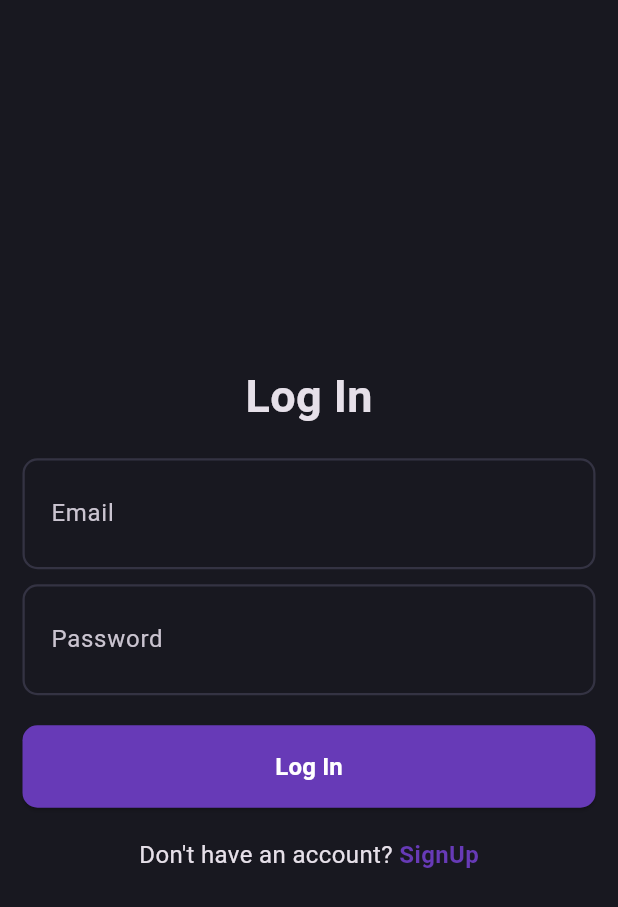
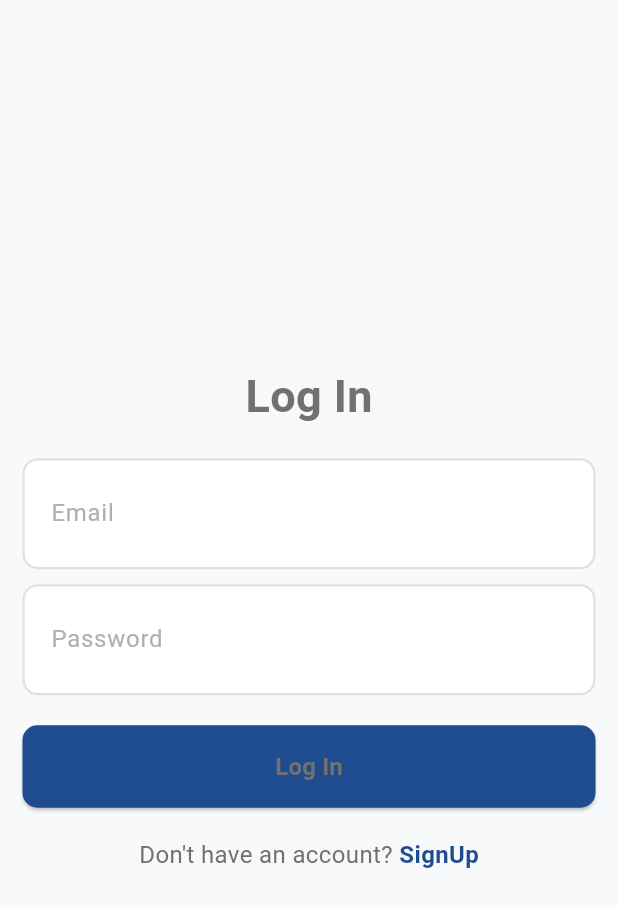
Before and after one commit to SherazArshad001/EstateVerify, a Flutter app: the screen it shows after launch, on a phone screen of 412 x 824 dp. Shown: the top 907 px of the screen. Run offline on Flutter 3.47's test engine with Material 3 defaults, Android fonts, the phone set to English and light mode, and no system bars; our stand-ins replace bloc, equatable, firebase_auth, firebase_core, flutter_bloc, fpdart and 1 more; accounts and stored records are empty.

Commit message:
App Theme Set

```diff
--- /dev/null
+++ b/lib/core/common/appbar.dart
@@ -0,0 +1,44 @@
+import 'package:flutter/material.dart';
+import 'package:real_estate_app/core/theme/app_pallet.dart';
+
+class EstateVerifyAppBar extends StatelessWidget
+    implements PreferredSizeWidget {
+  const EstateVerifyAppBar({super.key});
+
+  @override
+  Widget build(BuildContext context) {
+    final theme = Theme.of(context);
+
+    return AppBar(
+      backgroundColor: theme.colorScheme.surface,
+      elevation: 0,
+      title: const Text(
+        "EstateVerify",
+        style: TextStyle(
+          fontWeight: FontWeight.bold,
+        ),
+      ),
+      centerTitle: true,
+      leading: IconButton(
+        icon: Icon(
+          Icons.home,
+          color: AppPalette.btnColor,
+        ),
+        onPressed: () {},
+      ),
+      actions: [
+        Builder(
+          builder: (context) {
+            return IconButton(
+              icon: const Icon(Icons.menu),
+              onPressed: () => Scaffold.of(context).openDrawer(),
+            );
+          },
+        ),
+      ],
+    );
+  }
+
+  @override
+  Size get preferredSize => const Size.fromHeight(kToolbarHeight);
+}
--- a/lib/core/theme/app_pallet.dart
+++ b/lib/core/theme/app_pallet.dart
@@ -1,15 +1,21 @@
 import 'package:flutter/material.dart';
 
-class AppPallete {
-  static const Color backgroundColor = Color.fromRGBO(24, 24, 32, 1);
-  static const Color gradient1 = Color.fromRGBO(187, 63, 221, 1);
-  static const Color gradient2 = Color.fromRGBO(251, 109, 169, 1);
-  static const Color gradient3 = Color.fromRGBO(255, 159, 124, 1);
-  static const Color borderColor = Color.fromRGBO(52, 51, 67, 1);
-  static const Color whiteColor = Colors.white;
-  static const Color greyColor = Colors.grey;
-  static const Color errorColor = Colors.redAccent;
-  static const Color btnColor = Colors.deepPurple;
+class AppPalette {
+  static const Color btnColor = Color(0xFF1F4B8F); // Deep Blue
+  static const Color secondary = Color(0xFFEC4E4E); // Vibrant Red
+  static const Color accent = Color(0xFFF5A623); // Warm Orange
 
-  static const Color transparentColor = Colors.transparent;
+  static const Color backgroundColor =
+      Color(0xFFF8F9FB); // Light Grayish Background
+  static const Color surface = Color(0xFFFFFFFF); // Pure White for Cards
+
+  static const Color textPrimary = Color(0xFF1D1E20); // Dark Text
+  static const Color textSecondary = Color(0xFF717171); // Muted Gray
+  static const Color textHint = Color(0xFFB0B0B0); // Placeholder Gray
+
+  static const Color success = Color(0xFF2DCA73); // Green for Success
+  static const Color warning = Color(0xFFFFC107); // Yellow for Warnings
+  static const Color errorColor = Color(0xFFD32F2F); // Red for Errors
+
+  static const Color borderColor = Color(0xFFE0E0E0); // Light Border Gray
 }
--- a/lib/core/theme/theme.dart
+++ b/lib/core/theme/theme.dart
@@ -2,7 +2,73 @@ import 'package:flutter/material.dart';
 import 'package:real_estate_app/core/theme/app_pallet.dart';
 
 class AppTheme {
-  static final darkThemeMode = ThemeData.dark().copyWith(
-    scaffoldBackgroundColor: AppPallete.backgroundColor,
+  // Light Theme
+  static final ThemeData lightTheme = ThemeData(
+    brightness: Brightness.light,
+    primaryColor: AppPalette.btnColor,
+    scaffoldBackgroundColor: AppPalette.backgroundColor,
+    cardColor: AppPalette.surface,
+    iconTheme: const IconThemeData(color: AppPalette.textPrimary),
+    textTheme: const TextTheme(
+      bodyLarge: TextStyle(color: AppPalette.textPrimary),
+      bodyMedium: TextStyle(color: AppPalette.textSecondary),
+      bodySmall: TextStyle(color: AppPalette.textHint),
+    ),
+    elevatedButtonTheme: ElevatedButtonThemeData(
+      style: ElevatedButton.styleFrom(
+        backgroundColor: AppPalette.btnColor,
+        foregroundColor: Colors.white,
+      ),
+    ),
+    inputDecorationTheme: InputDecorationTheme(
+      filled: true,
+      fillColor: AppPalette.surface,
+      hintStyle: const TextStyle(color: AppPalette.textHint),
+      border: OutlineInputBorder(
+        borderSide: BorderSide(color: AppPalette.borderColor),
+        borderRadius: BorderRadius.circular(8),
+      ),
+    ),
+    colorScheme: ColorScheme.light(
+      primary: AppPalette.btnColor,
+      secondary: AppPalette.secondary,
+      surface: AppPalette.surface,
+      error: AppPalette.errorColor,
+    ),
+  );
+
+  // Dark Theme
+  static final ThemeData darkTheme = ThemeData(
+    brightness: Brightness.dark,
+    primaryColor: AppPalette.btnColor,
+    scaffoldBackgroundColor: Colors.black,
+    cardColor: const Color(0xFF121212), // Darker surface color
+    iconTheme: const IconThemeData(color: Colors.white),
+    textTheme: const TextTheme(
+      bodyLarge: TextStyle(color: Colors.white),
+      bodyMedium: TextStyle(color: AppPalette.textSecondary),
+      bodySmall: TextStyle(color: AppPalette.textHint),
+    ),
+    elevatedButtonTheme: ElevatedButtonThemeData(
+      style: ElevatedButton.styleFrom(
+        backgroundColor: AppPalette.btnColor,
+        foregroundColor: Colors.white,
+      ),
+    ),
+    inputDecorationTheme: InputDecorationTheme(
+      filled: true,
+      fillColor: const Color(0xFF1E1E1E),
+      hintStyle: const TextStyle(color: AppPalette.textHint),
+      border: OutlineInputBorder(
+        borderSide: BorderSide(color: AppPalette.borderColor),
+        borderRadius: BorderRadius.circular(8),
+      ),
+    ),
+    colorScheme: ColorScheme.dark(
+      primary: AppPalette.btnColor,
+      secondary: AppPalette.secondary,
+      surface: const Color(0xFF121212),
+      error: AppPalette.errorColor,
+    ),
   );
 }
--- a/lib/feature/auth/presentation/widgets/app_textfield.dart
+++ b/lib/feature/auth/presentation/widgets/app_textfield.dart
@@ -18,7 +18,7 @@ class AppAuthTextField extends StatelessWidget {
   });
 
   OutlineInputBorder _border({
-    Color color = AppPallete.borderColor,
+    Color color = AppPalette.borderColor,
     double width = 1.5,
   }) {
     return OutlineInputBorder(
@@ -37,9 +37,9 @@ class AppAuthTextField extends StatelessWidget {
       decoration: InputDecoration(
         hintText: hintText,
         enabledBorder: _border(),
-        focusedBorder: _border(color: AppPallete.btnColor),
-        errorBorder: _border(color: AppPallete.errorColor),
-        focusedErrorBorder: _border(color: AppPallete.errorColor),
+        focusedBorder: _border(color: AppPalette.btnColor),
+        errorBorder: _border(color: AppPalette.errorColor),
+        focusedErrorBorder: _border(color: AppPalette.errorColor),
         contentPadding: EdgeInsets.symmetric(horizontal: 15, vertical: 25),
       ),
     );
--- a/lib/feature/auth/presentation/widgets/auth_button.dart
+++ b/lib/feature/auth/presentation/widgets/auth_button.dart
@@ -13,7 +13,7 @@ class AuthButton extends StatelessWidget {
     super.key,
     required this.text,
     required this.onPressed,
-    this.color = AppPallete.btnColor,
+    this.color = AppPalette.btnColor,
     this.borderRadius = 10.0,
     this.height = 55.0,
     this.width = double.infinity,
@@ -35,9 +35,10 @@ class AuthButton extends StatelessWidget {
         child: Text(
           text,
           style: TextStyle(
-              fontSize: 16,
-              fontWeight: FontWeight.bold,
-              color: AppPallete.whiteColor),
+            fontSize: 16,
+            fontWeight: FontWeight.bold,
+            color: AppPalette.textSecondary,
+          ),
         ),
       ),
     );
--- a/lib/feature/auth/presentation/widgets/optional_auth_text.dart
+++ b/lib/feature/auth/presentation/widgets/optional_auth_text.dart
@@ -27,7 +27,7 @@ class AuthRichText extends StatelessWidget {
             text: tappableText,
             style: TextStyle(
               fontWeight: FontWeight.bold,
-              color: AppPallete.btnColor,
+              color: AppPalette.btnColor,
             ),
             recognizer: TapGestureRecognizer()..onTap = onTap,
           ),
--- a/lib/feature/homepage/presentation/pages/homepge.dart
+++ b/lib/feature/homepage/presentation/pages/homepge.dart
@@ -1,12 +1,15 @@
 import 'package:flutter/material.dart';
+import 'package:real_estate_app/core/common/appbar.dart';
 
 class HomePage extends StatelessWidget {
   const HomePage({super.key});
 
   @override
   Widget build(BuildContext context) {
-    return SingleChildScrollView(
+    return Scaffold(
+      appBar: EstateVerifyAppBar(
 
+      ),
     );
   }
 }
--- a/lib/main.dart
+++ b/lib/main.dart
@@ -58,7 +58,9 @@ class MyApp extends StatelessWidget {
         routerConfig: AppRouter.router,
         debugShowCheckedModeBanner: false,
         title: 'Flutter Demo',
-        theme: AppTheme.darkThemeMode,
+        theme: AppTheme.lightTheme,
+  darkTheme: AppTheme.darkTheme,
+  themeMode: ThemeMode.system,
       ),
     );
   }
```
